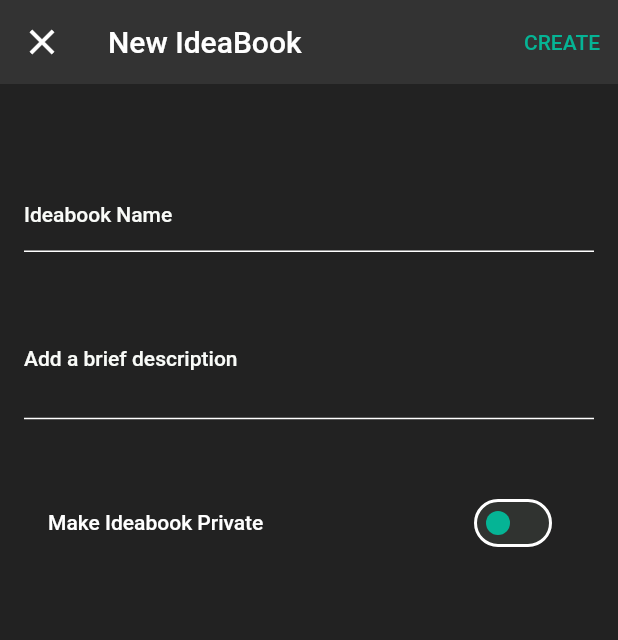
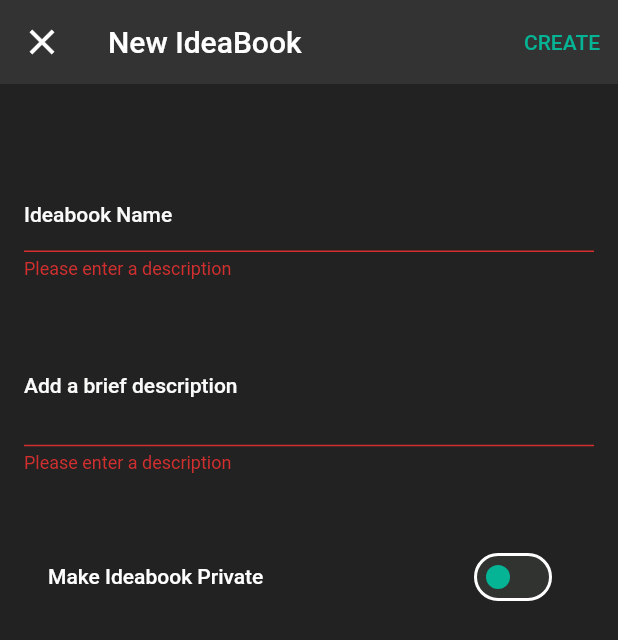
Before and after one commit to alainjr10/decor-ride, a Flutter app: the CreateIdeabookScreen screen opened by its route, after a tap on "CREATE", on a phone screen of 412 x 824 dp. Shown: the top 640 px of the screen. Run offline on Flutter 3.47's test engine with Material 2 defaults, Android fonts, the light colour scheme and no system bars; our stand-ins replace cloud_firestore, dartz, firebase_auth, firebase_core, flutter_hooks, flutter_rating_bar and 7 more; missing offline and left inert: ar_flutter_plugin, arcore_flutter_plugin, model_viewer_plus; accounts and stored records are empty.

Commit message:
creating ideabooks complete

```diff
--- /dev/null
+++ b/lib/features/ideabook/presentation/providers/create_ideabooks_provider.dart
@@ -0,0 +1,27 @@
+import 'package:decor_ride/features/ideabook/data/data_sources/ideabook_firestore.dart';
+import 'package:decor_ride/features/ideabook/data/data_sources/ideabook_firestore_impl.dart';
+import 'package:decor_ride/features/ideabook/domain/entities/create_ideabook_entity.dart';
+import 'package:decor_ride/features/ideabook/presentation/states/create_ideabook_state.dart';
+import 'package:hooks_riverpod/hooks_riverpod.dart';
+
+final createIdeabookNotifierProvider = StateNotifierProvider.autoDispose<
+    CreateIdeabooksNotifier, CreateIdeabookState>((ref) {
+  final ideabookFirestore = ref.watch(ideabooksFirestoreProvider);
+  return CreateIdeabooksNotifier(ideabookFirestore);
+});
+
+class CreateIdeabooksNotifier extends StateNotifier<CreateIdeabookState> {
+  final IdeabookFirestore _ideabookFirestore;
+  CreateIdeabooksNotifier(this._ideabookFirestore)
+      : super(const CreateIdeabookState.initial());
+
+  Future<void> createIdeabook(CreateIdeabookEntity createIdeabookEntity) async {
+    state = const CreateIdeabookState.loading();
+    final response =
+        await _ideabookFirestore.createIdeabook(createIdeabookEntity);
+    response.fold(
+      (ideabook) => state = const CreateIdeabookState.success(),
+      (error) => state = CreateIdeabookState.error(error),
+    );
+  }
+}
--- a/lib/features/ideabook/presentation/screens/create_ideabook.dart
+++ b/lib/features/ideabook/presentation/screens/create_ideabook.dart
@@ -1,16 +1,32 @@
 import 'package:decor_ride/app/theme_extension.dart';
+import 'package:decor_ride/features/ideabook/domain/entities/create_ideabook_entity.dart';
+import 'package:decor_ride/features/ideabook/presentation/providers/create_ideabooks_provider.dart';
+import 'package:decor_ride/features/ideabook/presentation/states/create_ideabook_state.dart';
 import 'package:flutter/material.dart';
-import 'package:flutter_riverpod/flutter_riverpod.dart';
+import 'package:flutter_hooks/flutter_hooks.dart';
+import 'package:flutter_spinkit/flutter_spinkit.dart';
 import 'package:go_router/go_router.dart';
+import 'package:hooks_riverpod/hooks_riverpod.dart';
 
-class CreateIdeabookScreen extends ConsumerWidget {
+final makePrivateProvider = StateProvider<bool>((ref) => false);
+
+class CreateIdeabookScreen extends HookConsumerWidget {
   const CreateIdeabookScreen({super.key});
 
   @override
   Widget build(BuildContext context, WidgetRef ref) {
-    final ideabookNameController = TextEditingController();
-    final ideabookDescriptionController = TextEditingController();
+    final ideabookNameController = useTextEditingController();
+    final ideabookDescriptionController = useTextEditingController();
+    final formKey = useState(GlobalKey<FormState>());
     bool makePrivate = false;
+    ref.listen<CreateIdeabookState>(createIdeabookNotifierProvider, (_, state) {
+      state.maybeWhen(
+        orElse: () {},
+        success: () {
+          context.go('/ideabook');
+        },
+      );
+    });
     return Scaffold(
       appBar: AppBar(
         leading: IconButton(
@@ -22,13 +38,60 @@ class CreateIdeabookScreen extends ConsumerWidget {
         title: const Text("New IdeaBook"),
         actions: [
           TextButton(
-            onPressed: () {},
+            onPressed: () {
+              if (formKey.value.currentState!.validate()) {
+                final createIdeabookEntity = CreateIdeabookEntity(
+                  ideabookName: ideabookNameController.text,
+                  ideabookDescription: ideabookDescriptionController.text,
+                  ideabookPrivate: ref.watch(makePrivateProvider),
+                  ideabookId: "",
+                );
+                ref
+                    .read(createIdeabookNotifierProvider.notifier)
+                    .createIdeabook(createIdeabookEntity);
+              }
+            },
             child: const Text("CREATE"),
           ),
         ],
       ),
-      body: SingleChildScrollView(
-        padding: const EdgeInsets.symmetric(horizontal: 16.0, vertical: 64.0),
+      body: ref.watch(createIdeabookNotifierProvider).when(
+            initial: () => _createIdeabookForm(
+                ref,
+                formKey,
+                ideabookNameController,
+                context,
+                ideabookDescriptionController,
+                makePrivate),
+            loading: () => Center(
+              child: SizedBox(
+                child: SpinKitThreeBounce(
+                  size: 24,
+                  color: context.colorScheme.primary,
+                ),
+              ),
+            ),
+            success: () => const Center(
+              child: Text("Success"),
+            ),
+            error: (error) => Center(
+              child: Text(error.toString()),
+            ),
+          ),
+    );
+  }
+
+  SingleChildScrollView _createIdeabookForm(
+      WidgetRef ref,
+      ValueNotifier<GlobalKey<FormState>> formKey,
+      TextEditingController ideabookNameController,
+      BuildContext context,
+      TextEditingController ideabookDescriptionController,
+      bool makePrivate) {
+    return SingleChildScrollView(
+      padding: const EdgeInsets.symmetric(horizontal: 16.0, vertical: 64.0),
+      child: Form(
+        key: formKey.value,
         child: Column(
           children: [
             TextFormField(
@@ -43,6 +106,12 @@ class CreateIdeabookScreen extends ConsumerWidget {
                   color: context.colorScheme.onPrimary,
                 ),
               ),
+              validator: (value) {
+                if (value == null || value.isEmpty) {
+                  return "Please enter a description";
+                }
+                return null;
+              },
             ),
             32.vGap,
             TextFormField(
@@ -58,12 +127,18 @@ class CreateIdeabookScreen extends ConsumerWidget {
                   color: context.colorScheme.onPrimary,
                 ),
               ),
+              validator: (value) {
+                if (value == null || value.isEmpty) {
+                  return "Please enter a description";
+                }
+                return null;
+              },
             ),
             40.vGap,
             SwitchListTile(
-              value: makePrivate,
+              value: ref.watch(makePrivateProvider),
               onChanged: (value) {
-                makePrivate = value;
+                ref.read(makePrivateProvider.notifier).update((state) => value);
               },
               title: const Text("Make Ideabook Private"),
             ),
--- a/lib/features/ideabook/presentation/screens/ideabook_screen.dart
+++ b/lib/features/ideabook/presentation/screens/ideabook_screen.dart
@@ -11,7 +11,6 @@ class IdeaBook extends ConsumerWidget {
 
   @override
   Widget build(BuildContext context, WidgetRef ref) {
-    final List<String> ideaBooks = ["Book 1", "Book 2", "Book 3", "Book 4"];
     final ideabooksNotifierProvider = ref.watch(getAllIdeabooksProvider);
     return Scaffold(
       appBar: AppBar(
@@ -22,8 +21,13 @@ class IdeaBook extends ConsumerWidget {
           ),
         ],
       ),
-      body: SingleChildScrollView(
+      body: RefreshIndicator(
+        onRefresh: () {
+          return ref.refresh(getAllIdeabooksProvider.future);
+        },
+        child: SingleChildScrollView(
           padding: const EdgeInsets.fromLTRB(16.0, 16.0, 16.0, 16.0),
+          physics: const AlwaysScrollableScrollPhysics(),
           child: Column(
             mainAxisSize: MainAxisSize.min,
             children: [
@@ -31,9 +35,29 @@ class IdeaBook extends ConsumerWidget {
                 mainAxisAlignment: MainAxisAlignment.spaceBetween,
                 crossAxisAlignment: CrossAxisAlignment.center,
                 children: [
-                Text(
-                  "${ideabooksNotifierProvider.value!.length()} IdeaBooks",
+                  ideabooksNotifierProvider.maybeWhen(
+                    orElse: () {
+                      return Text(
+                        "0 IdeaBooks",
                         style: kH3TextStyle(context),
+                      );
+                    },
+                    data: (data) {
+                      return data.fold(
+                        (ideabooks) {
+                          return Text(
+                            "${ideabooks.length} IdeaBooks",
+                            style: kH3TextStyle(context),
+                          );
+                        },
+                        (error) {
+                          return Text(
+                            "0 IdeaBooks",
+                            style: kH3TextStyle(context),
+                          );
+                        },
+                      );
+                    },
                   ),
                   CustomOutlinedButton.outlinedButton(
                     context: context,
@@ -74,7 +98,7 @@ class IdeaBook extends ConsumerWidget {
                             physics: const NeverScrollableScrollPhysics(),
                             childAspectRatio: (1 / 1.3),
                             children: <Widget>[
-                            ...ideaBooks.map(
+                              ...ideabooks.map(
                                 (e) => SizedBox(
                                   height: 300.0,
                                   width: 140.0,
@@ -103,11 +127,14 @@ class IdeaBook extends ConsumerWidget {
                                                 CrossAxisAlignment.start,
                                             children: [
                                               Text(
-                                              e,
+                                                e.ideabookName,
                                               ),
                                               40.vGap,
                                               Text(
-                                              "No Ideas saved",
+                                                e.ideas == null ||
+                                                        e.ideas!.isEmpty
+                                                    ? "No Ideas saved"
+                                                    : "${e.ideas!.length} Ideas",
                                                 style:
                                                     context.textTheme.bodySmall,
                                               ),
@@ -133,6 +160,7 @@ class IdeaBook extends ConsumerWidget {
             ],
           ),
         ),
+      ),
     );
   }
 }
--- /dev/null
+++ b/lib/features/ideabook/presentation/states/create_ideabook_state.dart
@@ -0,0 +1,11 @@
+import 'package:freezed_annotation/freezed_annotation.dart';
+
+part 'create_ideabook_state.freezed.dart';
+
+@freezed
+class CreateIdeabookState with _$CreateIdeabookState {
+  const factory CreateIdeabookState.initial() = _Initial;
+  const factory CreateIdeabookState.loading() = _Loading;
+  const factory CreateIdeabookState.success() = _Success;
+  const factory CreateIdeabookState.error(String message) = _Error;
+}
```
Also changed, not shown: lib/features/ideabook/presentation/states/create_ideabook_state.freezed.dart (added). Lines whose indentation alone changed are shown as unchanged.
